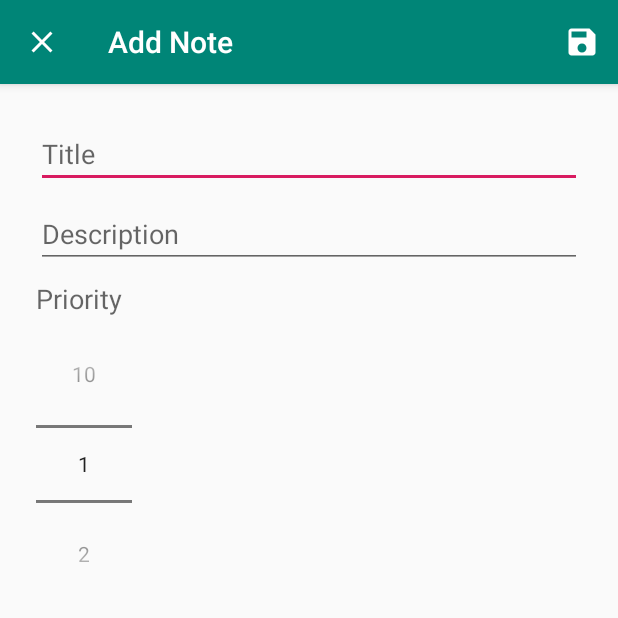
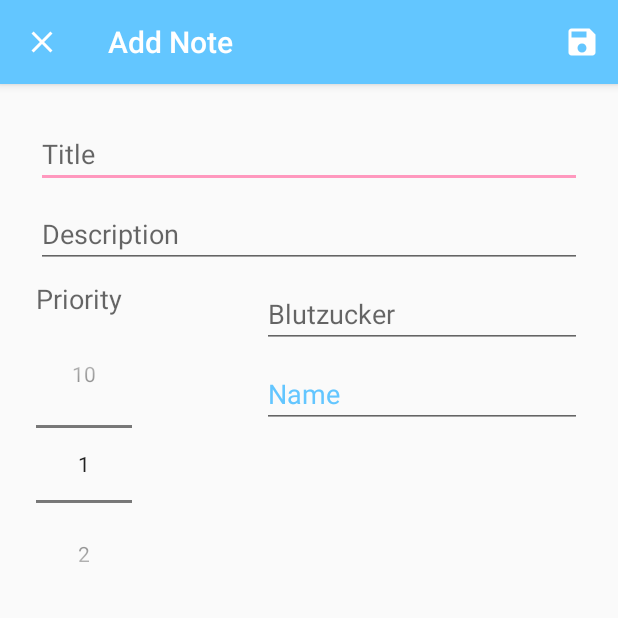
Before and after one commit to KarstenF1909/Room-Database-Diabetes-1.0.0, an Android app: the screen it shows after launch (AddEditNoteActivity), after a tap on an icon or button, on a phone screen of 412 x 824 dp, the top half of it. Run offline under Robolectric (Android 15) with nearby library versions, the phone set to English and light mode, and no system bars; our stand-ins replace Room's generated code; libraries missing offline, so code that uses them is left out: android.arch.persistence.

Commit message:
Kein androidX!!! Blutzucker und Be funtioniert.

```diff
--- a/app/src/main/java/com/karstenfischer/room/roomdatabasegithubtest/NoteAdapter.java
+++ b/app/src/main/java/com/karstenfischer/room/roomdatabasegithubtest/NoteAdapter.java
@@ -1,6 +1,8 @@
 package com.karstenfischer.room.roomdatabasegithubtest;
 
 import android.support.annotation.NonNull;
+import android.support.v7.recyclerview.extensions.ListAdapter;
+import android.support.v7.util.DiffUtil;
 import android.support.v7.widget.RecyclerView;
 import android.view.LayoutInflater;
 import android.view.View;
@@ -10,59 +12,81 @@ import android.widget.TextView;
 import java.util.ArrayList;
 import java.util.List;
 
-public class NoteAdapter extends RecyclerView.Adapter<NoteAdapter.NoteHolder> {
+public class NoteAdapter extends ListAdapter<Note,NoteAdapter.NoteHolder> {
 
-    private List<Note> notes=new ArrayList<>();
+
     private OnItemClickListener listener;
+
+    public NoteAdapter() {
+        super(DIFF_CALLBACK);
+    }
+
+    private static  final DiffUtil.ItemCallback<Note> DIFF_CALLBACK=new DiffUtil.ItemCallback<Note>() {
+        @Override
+        //public boolean areItemsTheSame(@NonNull Note note, @NonNull Note t1) {
+        public boolean areItemsTheSame(@NonNull Note oldItem, @NonNull Note newItem) {
+            return oldItem.getId()==newItem.getId();
+        }
+
+        @Override
+        //public boolean areContentsTheSame(@NonNull Note note, @NonNull Note t1) {
+        public boolean areContentsTheSame(@NonNull Note oldItem, @NonNull Note newItem) {
+            return oldItem.getTitle().equals(newItem.getTitle())&&
+                    oldItem.getDescription().equals(newItem.getDescription())&&
+                    oldItem.getPriority()==newItem.getPriority()&&
+
+                    oldItem.getBlutzucker()==newItem.getBlutzucker()&&
+                    oldItem.getBe()==newItem.getBe();
+        }
+    };
 
     @NonNull
     @Override
     public NoteHolder onCreateViewHolder(@NonNull ViewGroup viewGroup, int i) {
-        View itemView=LayoutInflater.from(viewGroup.getContext())
-                .inflate(R.layout.note_item,viewGroup,false);
+        View itemView = LayoutInflater.from(viewGroup.getContext())
+                .inflate(R.layout.note_item, viewGroup, false);
         return new NoteHolder(itemView);
     }
 
     @Override
     public void onBindViewHolder(@NonNull NoteHolder noteHolder, int position) {
-        Note currentNote = notes.get(position);
+        Note currentNote = getItem(position);
         noteHolder.tvTitle.setText(currentNote.getTitle());
         noteHolder.tvDescription.setText(currentNote.getDescription());
         noteHolder.tvPriority.setText(String.valueOf(currentNote.getPriority()));
-    }
 
-    @Override
-    public int getItemCount() {
-        return notes.size();
-    }
-
-    public void setNotes(List<Note> notes){
-        this.notes=notes;
-        notifyDataSetChanged();//Nicht so gut, wird später ersetzt
+        noteHolder.tvBlutzucker.setText(String.valueOf(currentNote.getBlutzucker()));
+        noteHolder.tvBe.setText(String.valueOf(currentNote.getBe()));
     }
 
     //Für onSwipe
-    public Note getNoteAt(int position){
-        return  notes.get(position);
+    public Note getNoteAt(int position) {
+        return getItem(position);
     }
 
-    class NoteHolder extends RecyclerView.ViewHolder{
+    class NoteHolder extends RecyclerView.ViewHolder {
         private TextView tvTitle;
         private TextView tvDescription;
         private TextView tvPriority;
 
+        private TextView tvBlutzucker;
+        private TextView tvBe;
+
         public NoteHolder(@NonNull View itemView) {
             super(itemView);
-            tvTitle=itemView.findViewById(R.id.tvTitle);
-            tvDescription=itemView.findViewById(R.id.tvDescription);
-            tvPriority=itemView.findViewById(R.id.tvPriority);
+            tvTitle = itemView.findViewById(R.id.tvTitle);
+            tvDescription = itemView.findViewById(R.id.tvDescription);
+            tvPriority = itemView.findViewById(R.id.tvPriority);
+
+            tvBlutzucker = itemView.findViewById(R.id.tvBlutzucker);
+            tvBe = itemView.findViewById(R.id.tvBe);
 
             itemView.setOnClickListener(new View.OnClickListener() {
                 @Override
                 public void onClick(View v) {
-                    int position=getAdapterPosition();
-                    if(listener!= null && position != RecyclerView.NO_POSITION){
-                        listener.onItemClick(notes.get(position));
+                    int position = getAdapterPosition();
+                    if (listener != null && position != RecyclerView.NO_POSITION) {
+                        listener.onItemClick(getItem(position));
                     }
 
                 }
@@ -71,11 +95,12 @@ public class NoteAdapter extends RecyclerView.Adapter<NoteAdapter.NoteHolder> {
         }
     }
 
-    public interface OnItemClickListener{
+    public interface OnItemClickListener {
         void onItemClick(Note note);
     }
-    public void setOnItemClickListener(OnItemClickListener listener){
-        this.listener=listener;
+
+    public void setOnItemClickListener(OnItemClickListener listener) {
+        this.listener = listener;
     }
 
 }
--- a/app/src/main/java/com/karstenfischer/room/roomdatabasegithubtest/NoteDatabase.java
+++ b/app/src/main/java/com/karstenfischer/room/roomdatabasegithubtest/NoteDatabase.java
@@ -45,9 +45,9 @@ public abstract class NoteDatabase extends RoomDatabase {
 
         @Override
         protected Void doInBackground(Void... voids) {
-            noteDao.insert(new Note("Title 1","Description 1",1));
-            noteDao.insert(new Note("Title 2","Description 2",2));
-            noteDao.insert(new Note("Title 3","Description 3",3));
+            //noteDao.insert(new Note("Title 1","Description 1",1));
+            //noteDao.insert(new Note("Title 2","Description 2",2));
+            //noteDao.insert(new Note("Title 3","Description 3",3));
             return null;
         }
     }
--- a/app/src/main/res/layout/activity_add_note.xml
+++ b/app/src/main/res/layout/activity_add_note.xml
@@ -55,5 +55,30 @@
 
     </NumberPicker>
 
+    <EditText
+        android:id="@+id/etBlutzucker"
+        android:layout_width="wrap_content"
+        android:layout_height="wrap_content"
+        android:layout_marginTop="8dp"
+        android:layout_marginEnd="8dp"
+        android:ems="10"
+        android:hint="Blutzucker"
+        android:inputType="number"
+        app:layout_constraintEnd_toEndOf="parent"
+        app:layout_constraintTop_toBottomOf="@+id/etDescription" />
+
+    <EditText
+        android:id="@+id/etBe"
+        android:layout_width="wrap_content"
+        android:layout_height="wrap_content"
+        android:layout_marginTop="8dp"
+        android:ems="10"
+        android:inputType="numberDecimal"
+        android:hint="Name"
+        android:textColorHint="@color/colorPrimary"
+        app:layout_constraintEnd_toEndOf="@+id/etBlutzucker"
+        app:layout_constraintStart_toStartOf="@+id/etBlutzucker"
+        app:layout_constraintTop_toBottomOf="@+id/etBlutzucker" />
+
 
 </android.support.constraint.ConstraintLayout>
--- a/app/src/main/res/values/colors.xml
+++ b/app/src/main/res/values/colors.xml
@@ -1,6 +1,6 @@
 <?xml version="1.0" encoding="utf-8"?>
 <resources>
-    <color name="colorPrimary">#008577</color>
-    <color name="colorPrimaryDark">#00574B</color>
-    <color name="colorAccent">#D81B60</color>
+    <color name="colorPrimary">#63c6ff</color>
+    <color name="colorPrimaryDark">#3db9ff</color>
+    <color name="colorAccent">#ff98be</color>
 </resources>
```
Also changed, not shown: app/src/main/java/com/karstenfischer/room/roomdatabasegithubtest/AddEditNoteActivity.java (+68 -27 lines), app/src/main/java/com/karstenfischer/room/roomdatabasegithubtest/MainActivity.java (+13 -3 lines), app/src/main/java/com/karstenfischer/room/roomdatabasegithubtest/Note.java (+16 -1 lines), app/src/main/res/layout/note_item.xml (+22 -0 lines).
